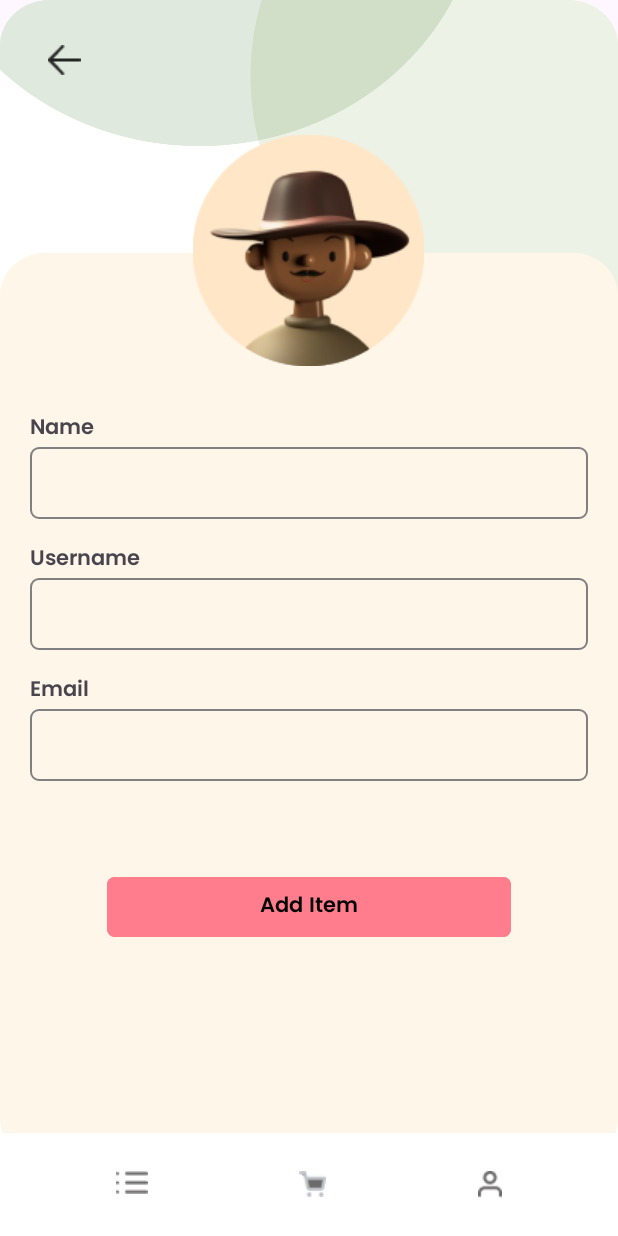
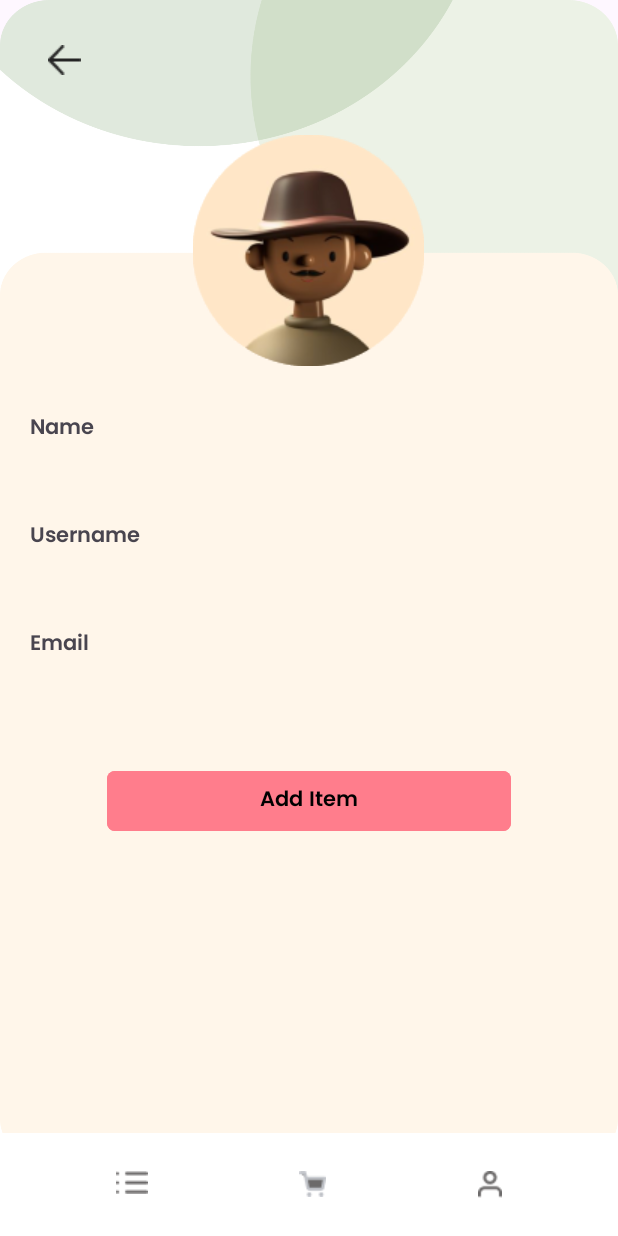
Before and after one commit to miguelcarlofajardo/PetalPulse_ICS26011, an Android app: the ProfileActivity screen opened directly, with no data from a screen before it, on a phone screen of 412 x 824 dp. Run offline under Robolectric (Android 15) with nearby library versions, the phone set to English and light mode, and no system bars; our stand-ins replace Firebase (no records; nobody signed in at launch, a user with empty details on screens opened directly).

Commit message:
Profile page working function

```diff
--- a/app/src/main/java/com/example/finalproject_3ite/ProfileActivity.kt
+++ b/app/src/main/java/com/example/finalproject_3ite/ProfileActivity.kt
@@ -4,22 +4,28 @@ import UserProfile
 import android.content.Intent
 import android.os.Bundle
 import android.widget.Button
-import android.widget.EditText
+import android.widget.TextView
 import androidx.appcompat.app.AppCompatActivity
 import com.google.firebase.auth.FirebaseAuth
-import com.google.firebase.database.DataSnapshot
-import com.google.firebase.database.DatabaseError
-import com.google.firebase.database.FirebaseDatabase
-import com.google.firebase.database.ValueEventListener
+import com.google.firebase.database.*
 
-class ProfileActivity : AppCompatActivity () {
+class ProfileActivity : AppCompatActivity() {
+
+    private lateinit var txtNameProfile: TextView
+    private lateinit var txtUsernameProfile: TextView
+    private lateinit var txtEmailProfile: TextView
+
     override fun onCreate(savedInstanceState: Bundle?) {
         super.onCreate(savedInstanceState)
         setContentView(R.layout.profile_page)
 
-        val addButton : Button = findViewById(R.id.btnAddItem)
+        val addButton: Button = findViewById(R.id.btnAddItem)
 
-        addButton.setOnClickListener{
+        txtNameProfile = findViewById(R.id.txtNameProfile)
+        txtUsernameProfile = findViewById(R.id.txtUsernameProfile)
+        txtEmailProfile = findViewById(R.id.txtUsernameEmail)
+
+        addButton.setOnClickListener {
             val intent = Intent(this, ProductListing::class.java)
             startActivity(intent)
         }
@@ -34,18 +40,10 @@ class ProfileActivity : AppCompatActivity () {
                 if (snapshot.exists()) {
                     val user = snapshot.getValue(UserProfile::class.java)
 
-                    // Display data in EditText fields
-                    val editTextName = findViewById<EditText>(R.id.edtName4)
-                    val editTextUsername = findViewById<EditText>(R.id.edtUsername7)
-                    val editTextEmail = findViewById<EditText>(R.id.edtEmail5)
-
-                    editTextName.setText(user?.name)
-                    editTextUsername.setText(user?.username)
-                    editTextEmail.setText(user?.email)
-
-                    editTextName.isEnabled = false
-                    editTextUsername.isEnabled = false
-                    editTextEmail.isEnabled = false
+                    // Display data in TextViews
+                    txtNameProfile.text = user?.name
+                    txtUsernameProfile.text = user?.username
+                    txtEmailProfile.text = user?.email
                 }
             }
 
--- a/app/src/main/java/com/example/finalproject_3ite/UserProfile.kt
+++ b/app/src/main/java/com/example/finalproject_3ite/UserProfile.kt
@@ -1,5 +1,5 @@
 data class UserProfile(
-    val name: String = "",
-    val username: String = "",
-    val email: String = ""
+    val name: String? = null,
+    val username: String? = null,
+    val email: String? = null
 )
--- a/app/src/main/res/layout/add_item_page.xml
+++ b/app/src/main/res/layout/add_item_page.xml
@@ -83,7 +83,9 @@
                         android:layout_width="wrap_content"
                         android:layout_height="wrap_content"
                         android:layout_gravity="center"
-                        android:text="Upload Image" />
+                        android:backgroundTint="#FF7D8C"
+                        android:text="Upload Image"
+                        android:textColor="#000000" />
 
                     <EditText
                         android:id="@+id/edtProductName"
--- a/app/src/main/res/layout/profile_page.xml
+++ b/app/src/main/res/layout/profile_page.xml
@@ -73,17 +73,10 @@
                     android:fontFamily="@font/poppins_semibold"
                     android:text="Name" />
 
-                <EditText
-                    android:id="@+id/edtName4"
+                <TextView
+                    android:id="@+id/txtNameProfile"
                     android:layout_width="match_parent"
-                    android:layout_height="48sp"
-                    android:layout_marginBottom="15sp"
-                    android:background="@drawable/edittext_border"
-                    android:ems="10"
-                    android:fontFamily="@font/poppins_semibold"
-                    android:inputType="text"
-                    android:padding="10sp"
-                    android:textSize="15sp" />
+                    android:layout_height="48sp" />
 
                 <TextView
                     android:id="@+id/txtUsername"
@@ -92,17 +85,10 @@
                     android:fontFamily="@font/poppins_semibold"
                     android:text="Username" />
 
-                <EditText
-                    android:id="@+id/edtUsername7"
+                <TextView
+                    android:id="@+id/txtUsernameProfile"
                     android:layout_width="match_parent"
-                    android:layout_height="48sp"
-                    android:layout_marginBottom="15sp"
-                    android:background="@drawable/edittext_border"
-                    android:ems="10"
-                    android:fontFamily="@font/poppins_semibold"
-                    android:inputType="text"
-                    android:padding="10sp"
-                    android:textSize="15sp" />
+                    android:layout_height="48sp" />
 
                 <TextView
                     android:id="@+id/txtEmail"
@@ -111,17 +97,10 @@
                     android:fontFamily="@font/poppins_semibold"
                     android:text="Email" />
 
-                <EditText
-                    android:id="@+id/edtEmail5"
+                <TextView
+                    android:id="@+id/txtUsernameEmail"
                     android:layout_width="match_parent"
-                    android:layout_height="48sp"
-                    android:layout_marginBottom="40sp"
-                    android:background="@drawable/edittext_border"
-                    android:ems="10"
-                    android:fontFamily="@font/poppins_semibold"
-                    android:inputType="textEmailAddress"
-                    android:padding="10sp"
-                    android:textSize="15sp" />
+                    android:layout_height="48sp" />
 
                 <Button
                     android:id="@+id/btnAddItem"
```
